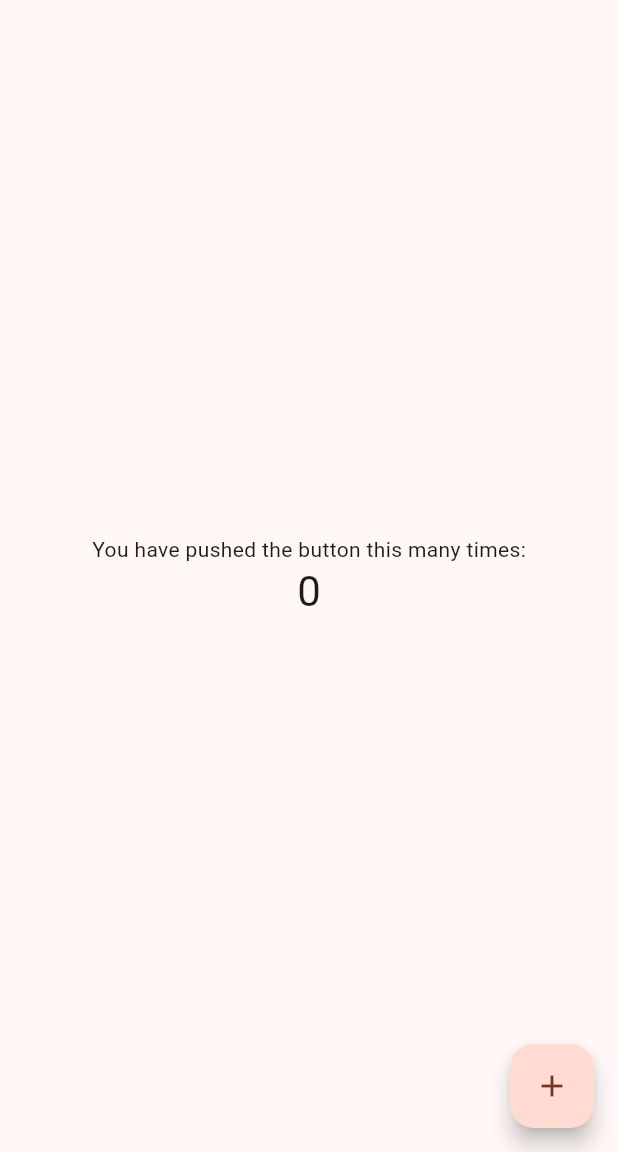
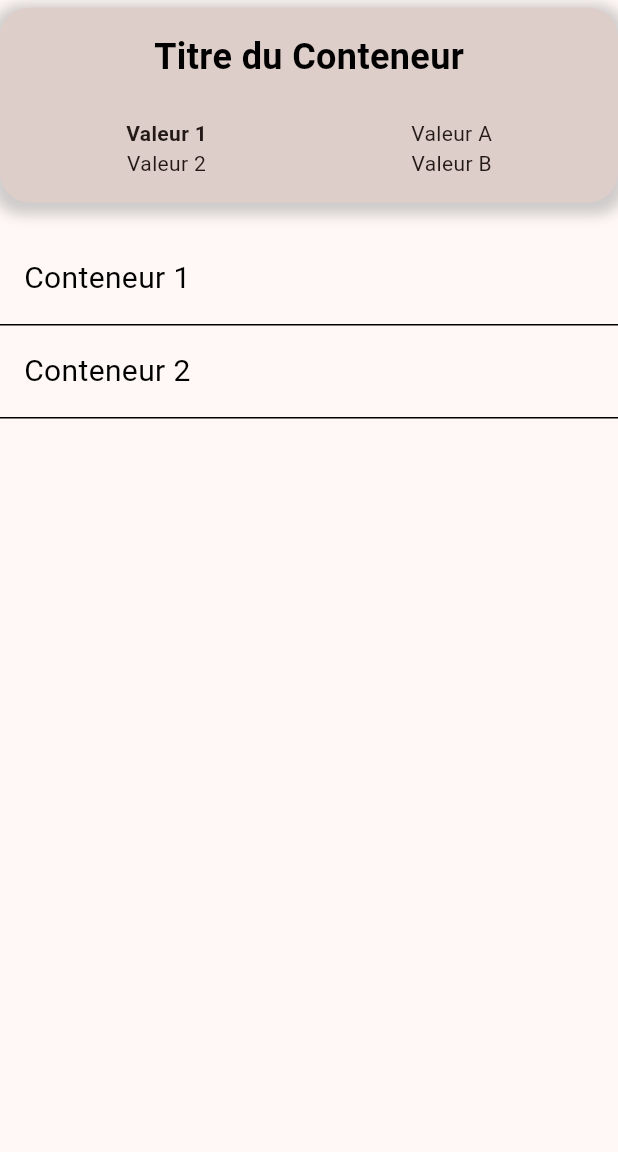
Before and after one commit to OmOursPor/Nasa_api, a Flutter app: the screen it shows after launch, on a phone screen of 412 x 824 dp, the part 84-1236 px from its top. Run offline on Flutter 3.47's test engine with Material 3 defaults, Android fonts, the phone set to English and light mode, and no system bars.

Commit message:
home.dart

```diff
--- a/lib/main.dart
+++ b/lib/main.dart
@@ -1,4 +1,5 @@
 import 'package:flutter/material.dart';
+import 'package:flutter_project/screens/Home.dart';
 import 'package:flutter_project/widgets/burger_menu.dart';
 
 void main() {
@@ -30,19 +31,6 @@ class MyHomePage extends StatefulWidget {
 }
 
 class _MyHomePageState extends State<MyHomePage> {
-  int _counter = 0;
-
-  void _incrementCounter() {
-    setState(() {
-      // This call to setState tells the Flutter framework that something has
-      // changed in this State, which causes it to rerun the build method below
-      // so that the display can reflect the updated values. If we changed
-      // _counter without calling setState(), then the build method would not be
-      // called again, and so nothing would appear to happen.
-      _counter++;
-    });
-  }
-
   @override
   Widget build(BuildContext context) {
     // This method is rerun every time setState is called, for instance as done
@@ -74,26 +62,8 @@ class _MyHomePageState extends State<MyHomePage> {
           },
         ),
       ),
-      drawer: BurgerMenu(),
-      body: Center(
-        child: Column(
-          mainAxisAlignment: MainAxisAlignment.center,
-          children: <Widget>[
-            const Text(
-              'You have pushed the button this many times:',
-            ),
-            Text(
-              '$_counter',
-              style: Theme.of(context).textTheme.headlineMedium,
-            ),
-          ],
-        ),
-      ),
-      floatingActionButton: FloatingActionButton(
-        onPressed: _incrementCounter,
-        tooltip: 'Increment',
-        child: const Icon(Icons.add),
-      ), // This trailing comma makes auto-formatting nicer for build methods.
+      drawer: const BurgerMenu(),
+      body: const Home(),
     );
   }
 }
--- /dev/null
+++ b/lib/screens/Home.dart
@@ -0,0 +1,118 @@
+import 'package:flutter/material.dart';
+
+class Home extends StatelessWidget {
+  const Home({Key? key});
+
+  @override
+  Widget build(BuildContext context) {
+    Size screenSize = MediaQuery.of(context).size;
+
+    return Scaffold(
+      body: Center(
+        child: Column(
+          children: <Widget>[
+            // Premier widget aligné verticalement
+            Center(
+              child: Container(
+                width: screenSize.width,
+                padding: const EdgeInsets.all(16),
+                margin: const EdgeInsets.fromLTRB(0, 5, 0, 0),
+                decoration: BoxDecoration(
+                  color: const Color.fromRGBO(222, 206, 202, 1),
+                  borderRadius: BorderRadius.circular(20), // Rayon de bordure
+                  boxShadow: [
+                    BoxShadow(
+                      color: Colors.grey.withOpacity(0.5), // Couleur de l'ombre
+                      spreadRadius: 5, // Rayon de diffusion
+                      blurRadius: 7, // Rayon de flou
+                      offset: Offset(0, 3), // Décalage de l'ombre
+                    ),
+                  ],
+                ),
+                child: const Column(
+                  crossAxisAlignment: CrossAxisAlignment.start,
+                  children: <Widget>[
+                    Center(
+                      child: Text(
+                        'Titre du Conteneur',
+                        style: TextStyle(
+                          color: Colors.black,
+                          fontSize: 24,
+                          fontWeight: FontWeight.bold,
+                        ),
+                      ),
+                    ),
+                    SizedBox(height: 16),
+                    // Tableau sans bordure de deux colonnes
+                    Row(
+                      mainAxisAlignment: MainAxisAlignment.spaceEvenly,
+                      children: <Widget>[
+                        Expanded(
+                          child: Column(
+                            children: <Widget>[
+                              SizedBox(height: 8),
+                              Text(
+                                'Valeur 1',
+                                style: TextStyle(
+                                  fontWeight: FontWeight.bold,
+                                ),
+                              ),
+                              Text('Valeur 2'),
+                              // Ajouter plus de valeurs si nécessaire
+                            ],
+                          ),
+                        ),
+                        Expanded(
+                          child: Column(
+                            children: <Widget>[
+                              SizedBox(height: 8),
+                              Text('Valeur A'),
+                              Text('Valeur B'),
+                              // Ajouter plus de valeurs si nécessaire
+                            ],
+                          ),
+                        ),
+                      ],
+                    ),
+                  ],
+                ),
+              ),
+            ),
+            const SizedBox(height: 20), // Espacement entre les deux widgets
+            // Deuxième widget aligné verticalement
+            Container(
+              width: screenSize.width,
+              height: 200,
+              child: ListView(
+                padding: EdgeInsets.zero,
+                children: <Widget>[
+                  Container(
+                    padding: const EdgeInsets.all(16),
+                    decoration: const BoxDecoration(
+                      border: Border(bottom: BorderSide(color: Colors.black)),
+                    ),
+                    child: const Text(
+                      'Conteneur 1',
+                      style: TextStyle(color: Colors.black, fontSize: 20),
+                    ),
+                  ),
+                  Container(
+                    padding: const EdgeInsets.all(16),
+                    decoration: const BoxDecoration(
+                      border: Border(bottom: BorderSide(color: Colors.black)),
+                    ),
+                    child: const Text(
+                      'Conteneur 2',
+                      style: TextStyle(color: Colors.black, fontSize: 20),
+                    ),
+                  ),
+                  // Ajouter plus de conteneurs si nécessaire
+                ],
+              ),
+            ),
+          ],
+        ),
+      ),
+    );
+  }
+}
```
